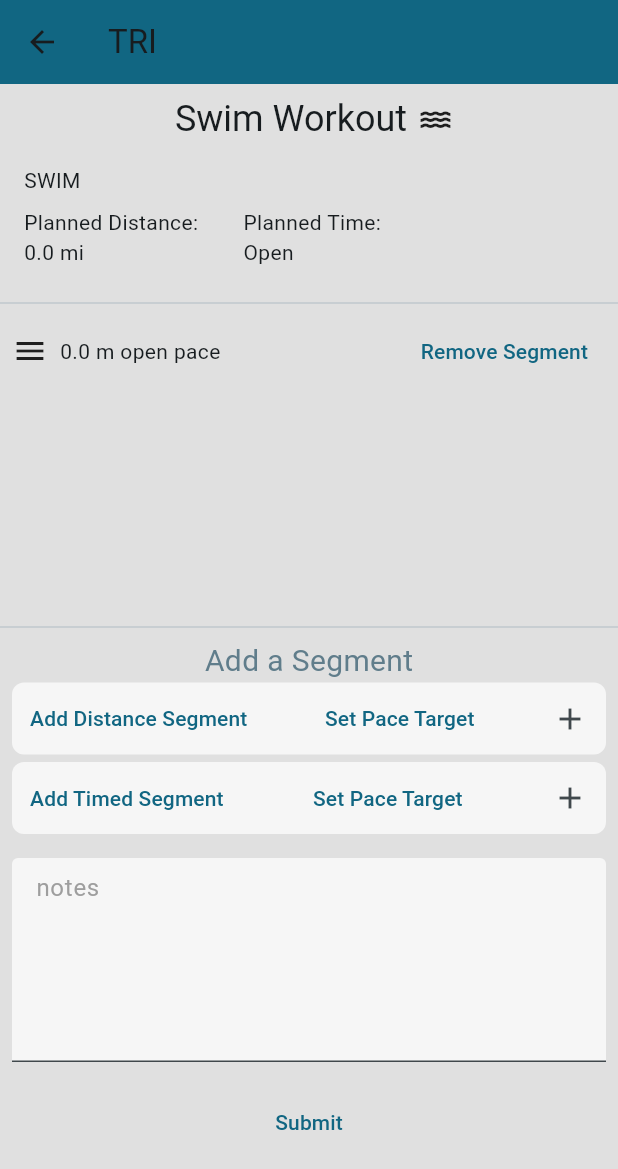
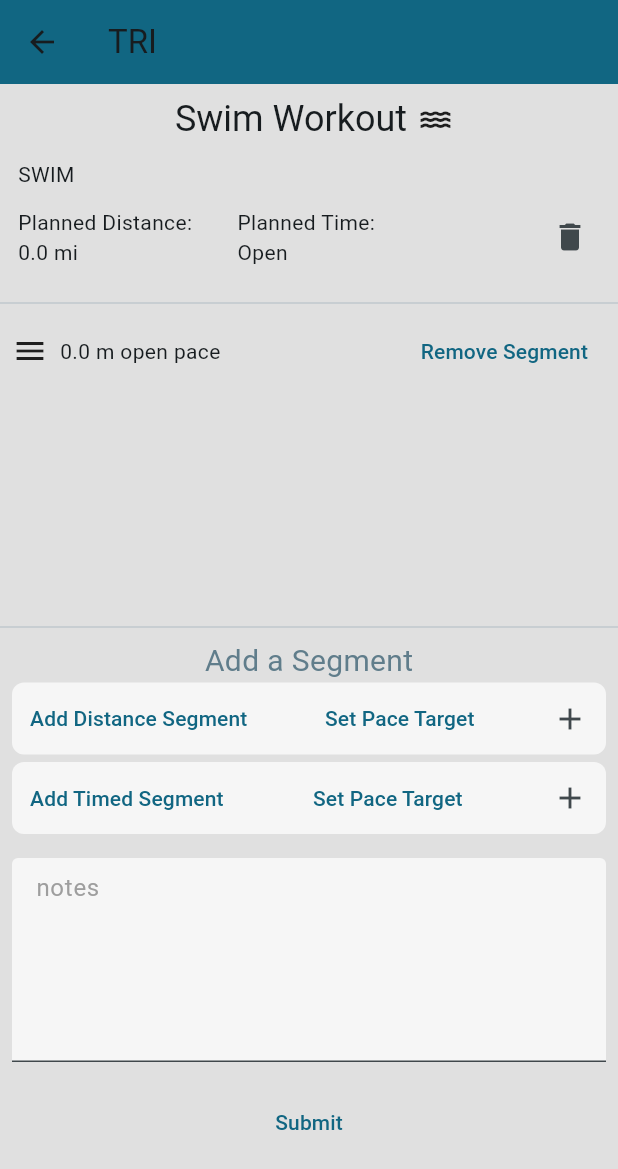
Before and after one commit to zachMcCain/tri-app, a Flutter app: the WorkoutForm screen opened directly with empty values, after a tap on the "add" icon, on a phone screen of 412 x 824 dp. Shown: the top 1169 px of the screen. Run offline on Flutter 3.47's test engine with Material 3 defaults, Android fonts, the phone set to English and light mode, and no system bars; our stand-ins replace flutter_riverpod, numberpicker; missing offline and left inert: carp_serializable.

Commit message:
Enable deletion

```diff
--- a/lib/app/models/workout/abstract_workout.dart
+++ b/lib/app/models/workout/abstract_workout.dart
@@ -9,7 +9,7 @@ part 'abstract_workout.g.dart';
 
 @JsonSerializable(explicitToJson: true)
 class AbstractWorkout extends Serializable {
-  final String _id = const uuid.Uuid().v1();
+  String workoutId = const uuid.Uuid().v1();
   final List<AbstractSegment> segments = List.empty(growable: true);
   final WorkoutType type = WorkoutType.custom;
   String? workoutNotes;
@@ -18,7 +18,6 @@ class AbstractWorkout extends Serializable {
 
   AbstractWorkout();
 
-  get id => _id;
 
   @override
   Map<String, dynamic> toJson() => _$AbstractWorkoutToJson(this);
--- a/lib/app/view/workout/workout_summary_view.dart
+++ b/lib/app/view/workout/workout_summary_view.dart
@@ -1,19 +1,29 @@
 import 'package:flutter/material.dart';
+import 'package:flutter_riverpod/flutter_riverpod.dart';
 import 'package:tri/app/models/workout/abstract_workout.dart';
 import 'package:tri/app/models/workout/workout_summary_visitor.dart';
+import 'package:tri/app/providers/workouts_provider.dart';
 
-class WorkoutSummaryView extends StatelessWidget {
+class WorkoutSummaryView extends ConsumerStatefulWidget {
   final AbstractWorkout workout;
 
   const WorkoutSummaryView({super.key, required this.workout});
 
   @override
+  ConsumerState<WorkoutSummaryView> createState() => _WorkoutSummaryViewState();
+}
+
+class _WorkoutSummaryViewState extends ConsumerState<WorkoutSummaryView> {
+  @override
   Widget build(BuildContext context) {
-    WorkoutSummaryVisitor summaryVisitor = WorkoutSummaryVisitor(type: workout.type);
-    workout.accept(summaryVisitor);
+
+    // Provider tracking user's list of workouts
+    final workoutList = ref.watch(workoutsProvider);
+    WorkoutSummaryVisitor summaryVisitor = WorkoutSummaryVisitor(type: widget.workout.type);
+    widget.workout.accept(summaryVisitor);
 
     return Padding(
-      padding: const EdgeInsets.all(8.0),
+      padding: const EdgeInsets.all(4.0),
       child: Column(
         crossAxisAlignment: CrossAxisAlignment.start,
         children: [
@@ -46,6 +56,7 @@ class WorkoutSummaryView extends StatelessWidget {
                     Text(summaryVisitor.getTimeDisplay())
                   ],
                 ),
+                Expanded(child: IconButton(alignment: Alignment.centerRight, onPressed: () => workoutList.removeWorkout(widget.workout), icon: Icon(Icons.delete)))
               ],
             ),
           ),
@@ -53,5 +64,4 @@ class WorkoutSummaryView extends StatelessWidget {
       ),
     );
   }
-
 }
```
Also changed, not shown: lib/app/providers/workouts_provider.dart (+12 -2 lines), lib/app/models/workout/abstract_workout.g.dart, lib/app/models/workout/bike.g.dart, lib/app/models/workout/brick.g.dart, lib/app/models/workout/custom.g.dart, lib/app/models/workout/run.g.dart, lib/app/models/workout/strength.g.dart, lib/app/models/workout/swim.g.dart.
